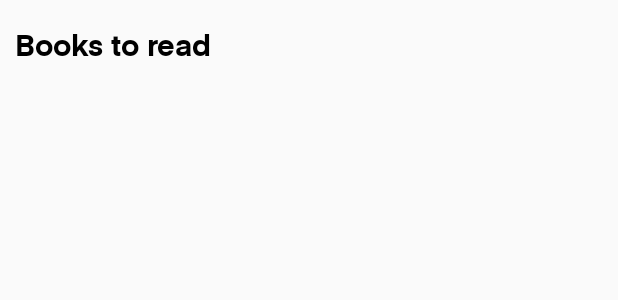
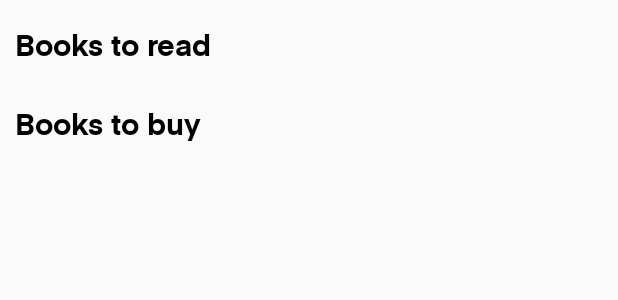
Before and after one commit to mathilde-lannes/bookshelves, an Android app: the layout fragment_books.xml on its own in the app's theme, with its tools: preview values and no code run, on a phone screen of 412 x 824 dp. Shown: the top 300 px of the screen. Run offline under Robolectric (Android 15) with nearby library versions, the light colour scheme and no system bars.

Commit message:
Display books to buy in the homepage

```diff
--- a/app/src/main/res/layout/fragment_books.xml
+++ b/app/src/main/res/layout/fragment_books.xml
@@ -12,4 +12,11 @@
       app:booklist_title="@string/books_to_read"
       app:layout_constraintTop_toTopOf="parent"/>
 
+  <com.maty.android.bookshelves.ui.books.all.list.BooklistPreviewComponent
+      android:id="@+id/booklist_preview_to_buy"
+      android:layout_width="match_parent"
+      android:layout_height="wrap_content"
+      app:booklist_title="@string/books_to_buy"
+      app:layout_constraintTop_toBottomOf="@id/booklist_preview_to_read"/>
+
 </androidx.constraintlayout.widget.ConstraintLayout>
```
